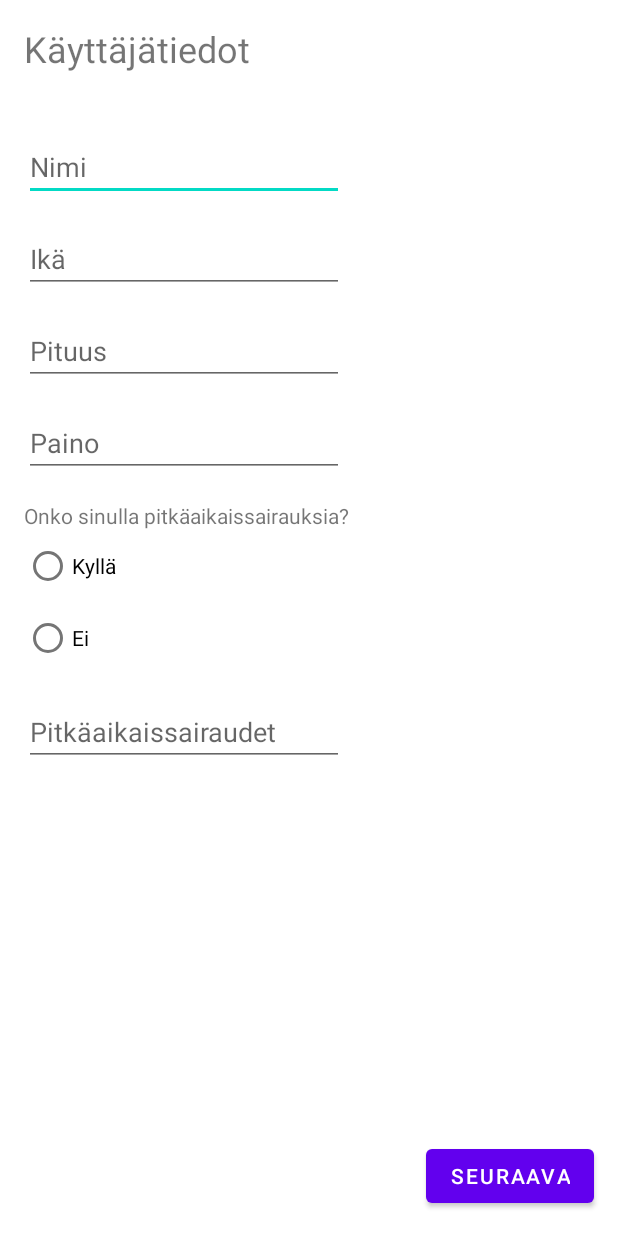
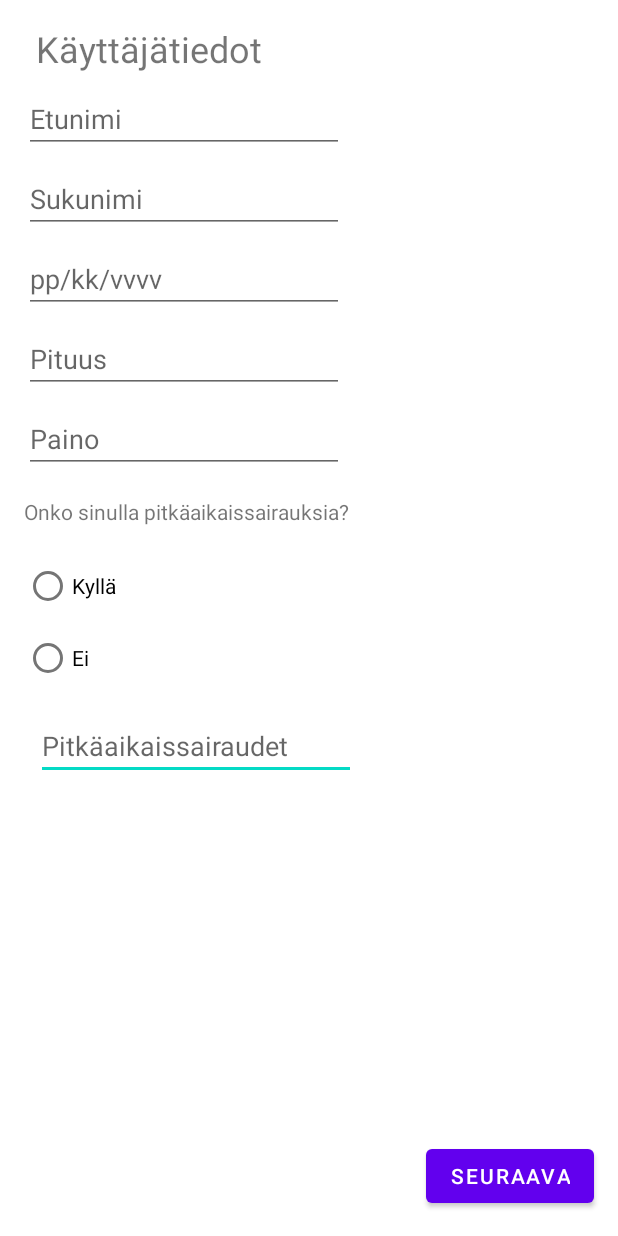
Before and after one commit to Tschokkinen/android-health-application, an Android app: the layout activity_first_launch.xml on its own in the app's theme, with its tools: preview values and no code run, on a phone screen of 412 x 824 dp. Run offline under Robolectric (Android 15) with nearby library versions, the phone set to English and light mode, and no system bars.

Commit message:
First launch activity almost done.

```diff
--- a/app/src/main/java/com/ericaskari/healthapplication/models/User.java
+++ b/app/src/main/java/com/ericaskari/healthapplication/models/User.java
@@ -24,17 +24,21 @@ public class User {
     public Date birthDate;
 
     @ColumnInfo()
+    public int height;
+
+    @ColumnInfo()
     public int weight;
 
     public User() {
         this.id = UUID.randomUUID().toString();
     }
 
-    public User(String firstName, String lastName, Date birthDate, int weight) {
+    public User(String firstName, String lastName, Date birthDate, int height, int weight) {
         this.id = UUID.randomUUID().toString();
         this.firstName = firstName;
         this.lastName = lastName;
         this.birthDate = birthDate;
+        this.height = height;
         this.weight = weight;
     }
 
--- a/app/src/main/res/layout/activity_first_launch.xml
+++ b/app/src/main/res/layout/activity_first_launch.xml
@@ -1,57 +1,9 @@
 <?xml version="1.0" encoding="utf-8"?>
 <androidx.constraintlayout.widget.ConstraintLayout xmlns:android="http://schemas.android.com/apk/res/android"
     xmlns:app="http://schemas.android.com/apk/res-auto"
+    xmlns:tools="http://schemas.android.com/tools"
     android:layout_width="match_parent"
-    android:layout_height="match_parent"
-    >
-
-    <EditText
-        android:id="@+id/editTextTextPersonName17"
-        android:layout_width="wrap_content"
-        android:layout_height="wrap_content"
-        android:layout_marginStart="16dp"
-        android:layout_marginTop="40dp"
-        android:ems="10"
-        android:hint="@string/user_data_text_name"
-        android:inputType="textPersonName"
-        app:layout_constraintStart_toStartOf="parent"
-        app:layout_constraintTop_toBottomOf="@+id/userDataTitle" />
-
-    <EditText
-        android:id="@+id/editTextTextPersonName19"
-        android:layout_width="wrap_content"
-        android:layout_height="wrap_content"
-        android:layout_marginStart="16dp"
-        android:layout_marginTop="16dp"
-        android:ems="10"
-        android:hint="@string/user_data_text_age"
-        android:inputType="textPersonName"
-        app:layout_constraintStart_toStartOf="parent"
-        app:layout_constraintTop_toBottomOf="@+id/editTextTextPersonName17" />
-
-    <EditText
-        android:id="@+id/editTextTextPersonName20"
-        android:layout_width="wrap_content"
-        android:layout_height="wrap_content"
-        android:layout_marginStart="16dp"
-        android:layout_marginTop="16dp"
-        android:ems="10"
-        android:hint="@string/user_data_text_height"
-        android:inputType="textPersonName"
-        app:layout_constraintStart_toStartOf="parent"
-        app:layout_constraintTop_toBottomOf="@+id/editTextTextPersonName19" />
-
-    <EditText
-        android:id="@+id/editTextTextPersonName21"
-        android:layout_width="wrap_content"
-        android:layout_height="wrap_content"
-        android:layout_marginStart="16dp"
-        android:layout_marginTop="16dp"
-        android:ems="10"
-        android:hint="@string/user_data_text_weight"
-        android:inputType="textPersonName"
-        app:layout_constraintStart_toStartOf="parent"
-        app:layout_constraintTop_toBottomOf="@+id/editTextTextPersonName20" />
+    android:layout_height="match_parent">
 
     <Button
         android:id="@+id/button02"
@@ -64,37 +16,108 @@
         app:layout_constraintBottom_toBottomOf="parent"
         app:layout_constraintEnd_toEndOf="parent" />
 
+    <EditText
+        android:id="@+id/editTextLongTermIllness"
+        android:layout_width="wrap_content"
+        android:layout_height="wrap_content"
+        android:layout_marginStart="24dp"
+        android:layout_marginTop="8dp"
+        android:ems="10"
+        android:gravity="start|top"
+        android:hint="@string/user_data_text_long_term_illness"
+        android:inputType="textMultiLine"
+        android:visibility="visible"
+        app:layout_constraintStart_toStartOf="parent"
+        app:layout_constraintTop_toBottomOf="@+id/radioGroup" />
+
+    <EditText
+        android:id="@+id/age"
+        android:layout_width="wrap_content"
+        android:layout_height="wrap_content"
+        android:layout_marginStart="16dp"
+        android:layout_marginBottom="8dp"
+        android:ems="10"
+        android:hint="@string/user_data_text_age"
+        android:inputType="date"
+        app:layout_constraintBottom_toTopOf="@+id/height"
+        app:layout_constraintStart_toStartOf="parent"
+        app:layout_constraintTop_toBottomOf="@+id/lastName" />
+
     <TextView
         android:id="@+id/userDataTitle"
         android:layout_width="wrap_content"
         android:layout_height="wrap_content"
-        android:layout_marginStart="16dp"
+        android:layout_marginStart="24dp"
         android:layout_marginTop="16dp"
-        android:layout_marginBottom="42dp"
+        android:layout_marginBottom="8dp"
         android:text="@string/user_data_title"
         android:textSize="24sp"
-        app:layout_constraintBottom_toTopOf="@+id/editTextTextPersonName17"
+        app:layout_constraintBottom_toTopOf="@+id/firstName"
         app:layout_constraintStart_toStartOf="parent"
         app:layout_constraintTop_toTopOf="parent" />
+
+    <EditText
+        android:id="@+id/firstName"
+        android:layout_width="wrap_content"
+        android:layout_height="wrap_content"
+        android:layout_marginStart="16dp"
+        android:layout_marginBottom="8dp"
+        android:ems="10"
+        android:hint="@string/user_data_text_name"
+        android:inputType="textPersonName"
+        app:layout_constraintBottom_toTopOf="@+id/lastName"
+        app:layout_constraintStart_toStartOf="parent"
+        app:layout_constraintTop_toBottomOf="@+id/radioGroup" />
 
     <TextView
         android:id="@+id/textView2"
         android:layout_width="wrap_content"
         android:layout_height="wrap_content"
         android:layout_marginStart="16dp"
-        android:layout_marginTop="16dp"
+        android:layout_marginTop="8dp"
+        android:layout_marginBottom="8dp"
         android:text="@string/user_data_long_term_illness"
+        app:layout_constraintBottom_toTopOf="@+id/radioGroup"
         app:layout_constraintStart_toStartOf="parent"
-        app:layout_constraintTop_toBottomOf="@+id/editTextTextPersonName21" />
+        app:layout_constraintTop_toBottomOf="@+id/weight" />
+
+    <EditText
+        android:id="@+id/weight"
+        android:layout_width="wrap_content"
+        android:layout_height="wrap_content"
+        android:layout_marginStart="16dp"
+        android:layout_marginBottom="8dp"
+        android:ems="10"
+        android:hint="@string/user_data_text_weight"
+        android:inputType="textPersonName"
+        app:layout_constraintBottom_toTopOf="@+id/textView2"
+        app:layout_constraintStart_toStartOf="parent"
+        app:layout_constraintTop_toBottomOf="@+id/height" />
+
+    <EditText
+        android:id="@+id/height"
+        android:layout_width="wrap_content"
+        android:layout_height="wrap_content"
+        android:layout_marginStart="16dp"
+        android:layout_marginBottom="8dp"
+        android:ems="10"
+        android:hint="@string/user_data_text_height"
+        android:inputType="textPersonName"
+        app:layout_constraintBottom_toTopOf="@+id/weight"
+        app:layout_constraintStart_toStartOf="parent"
+        app:layout_constraintTop_toBottomOf="@+id/age" />
 
     <RadioGroup
         android:id="@+id/radioGroup"
-        android:layout_width="246dp"
-        android:layout_height="108dp"
+        android:layout_width="337dp"
+        android:layout_height="100dp"
         android:layout_marginStart="16dp"
-        android:onClick="buttonManager"
+        android:layout_marginTop="8dp"
+        android:layout_marginBottom="8dp"
+        app:layout_constraintBottom_toTopOf="@+id/editTextLongTermIllness"
         app:layout_constraintStart_toStartOf="parent"
-        app:layout_constraintTop_toBottomOf="@+id/textView2">
+        app:layout_constraintTop_toBottomOf="@+id/textView2"
+        app:layout_constraintVertical_bias="0.565">
 
         <RadioButton
             android:id="@+id/radioYes"
@@ -109,20 +132,20 @@
             android:layout_height="wrap_content"
             android:onClick="buttonManager"
             android:text="@string/radio_button_no" />
+
     </RadioGroup>
 
     <EditText
-        android:id="@+id/etLongTermIllness"
+        android:id="@+id/lastName"
         android:layout_width="wrap_content"
         android:layout_height="wrap_content"
         android:layout_marginStart="16dp"
-        android:layout_marginTop="4dp"
+        android:layout_marginBottom="8dp"
         android:ems="10"
-        android:gravity="start|top"
-        android:hint="@string/user_data_text_long_term_illness"
-        android:inputType="textMultiLine"
-        android:visibility="visible"
+        android:hint="@string/user_data_text_lastname"
+        android:inputType="textPersonName"
+        app:layout_constraintBottom_toTopOf="@+id/age"
         app:layout_constraintStart_toStartOf="parent"
-        app:layout_constraintTop_toBottomOf="@+id/radioGroup" />
+        app:layout_constraintTop_toBottomOf="@+id/firstName" />
 
 </androidx.constraintlayout.widget.ConstraintLayout>
--- a/app/src/main/res/layout/activity_first_launch_hello.xml
+++ b/app/src/main/res/layout/activity_first_launch_hello.xml
@@ -26,4 +26,5 @@
         android:text="@string/user_data_nextButton"
         app:layout_constraintBottom_toBottomOf="parent"
         app:layout_constraintEnd_toEndOf="parent" />
+
 </androidx.constraintlayout.widget.ConstraintLayout>
--- a/app/src/main/res/values/strings.xml
+++ b/app/src/main/res/values/strings.xml
@@ -16,9 +16,10 @@
     <string name="user_data_backButton">Takaisin</string>
     <string name="user_data_doneButton">Valmis</string>
     <string name="user_data_title">Käyttäjätiedot</string>
-    <string name="user_data_text_name">Nimi</string>
+    <string name="user_data_text_name">Etunimi</string>
+    <string name="user_data_text_lastname">Sukunimi</string>
     <string name="user_data_text_long_term_illness">Pitkäaikaissairaudet</string>
-    <string name="user_data_text_age">Ikä</string>
+    <string name="user_data_text_age">pp/kk/vvvv</string>
     <string name="user_data_text_height">Pituus</string>
     <string name="user_data_text_weight">Paino</string>
     <string name="user_data_long_term_illness">Onko sinulla pitkäaikaissairauksia?</string>
```
Also changed, not shown: app/src/main/java/com/ericaskari/healthapplication/FirstLaunch.java (+48 -10 lines), app/src/main/java/com/ericaskari/healthapplication/MainActivity.java (+13 -2 lines), app/src/main/java/com/ericaskari/healthapplication/User.java (deleted, +0 -24 lines).
